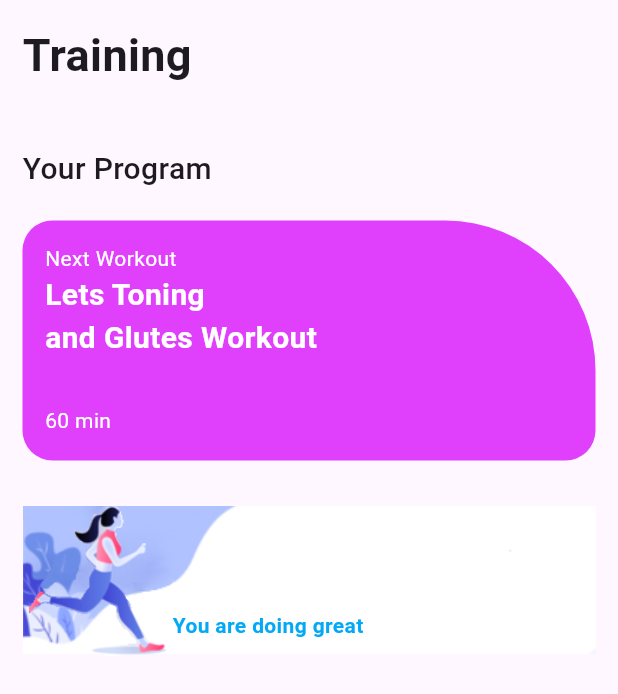
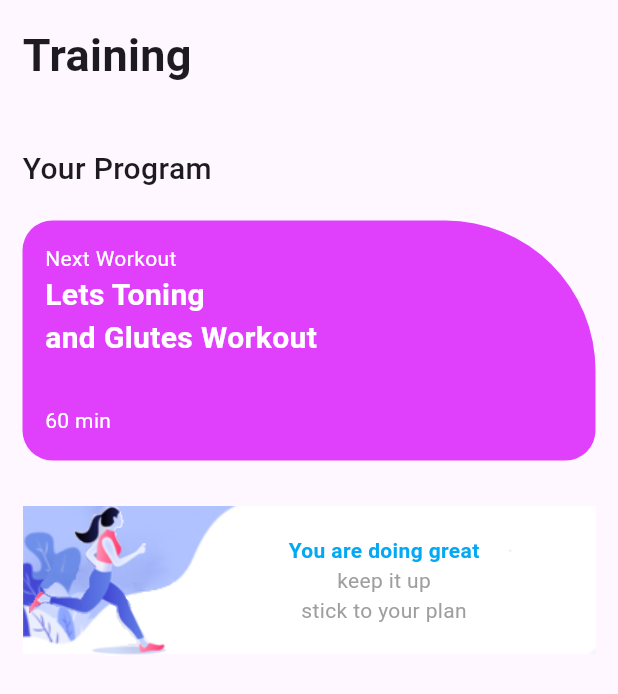
Before and after one commit to Ninaa135/Flutter, a Flutter app: the screen it shows after launch, on a phone screen of 412 x 824 dp. Shown: the top 694 px of the screen. Run offline on Flutter 3.47's test engine with Material 3 defaults, Android fonts, the phone set to English and light mode, and no system bars.

Commit message:
15 menit ke-6

```diff
--- a/lib/tugas/quiz.dart
+++ b/lib/tugas/quiz.dart
@@ -54,8 +54,8 @@ class Quiz extends StatelessWidget {
             Padding(
               padding: const EdgeInsets.only(top: 30),
               child: SizedBox(
-                width: 600,
-                height: 160,
+                width: 400,
+                height: 100,
                 child: Stack(
                   children: [
                     Image.asset("gambar/card.jpg",
@@ -70,11 +70,22 @@ class Quiz extends StatelessWidget {
                           width: 100,
                           height: 100,
                           fit: BoxFit.contain,)
+
                         ),
-                        Column(
-                          mainAxisAlignment: MainAxisAlignment.center,
-                          crossAxisAlignment: CrossAxisAlignment.center,
-                          children: [Text("You are doing great", style: TextStyle(fontWeight: FontWeight.bold, color: Colors.lightBlue),)],
+                        Expanded(child: Center(
+                          child: Column(
+                            mainAxisAlignment: MainAxisAlignment.center,
+                            crossAxisAlignment: CrossAxisAlignment.center,
+                            children: [
+                              Text("You are doing great",
+                              style: TextStyle(fontWeight: FontWeight.bold, color: Colors.lightBlue),),
+                              Text("keep it up",
+                              style: TextStyle(color: Colors.grey),),
+                              Text("stick to your plan",
+                              style: TextStyle(color: Colors.grey),)
+                            ],
+                          )
+                        )
                         )
                       ],
                     ),
```
